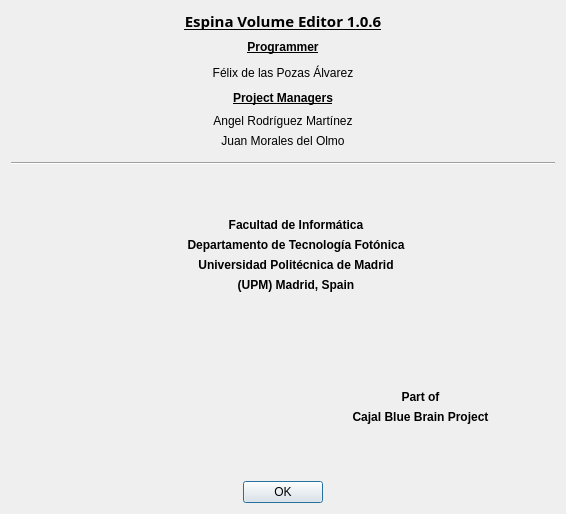
Before: the Qt Designer form QtAbout.ui in FelixdelasPozas/EspinaVolumeEditor, drawn with Qt 5.
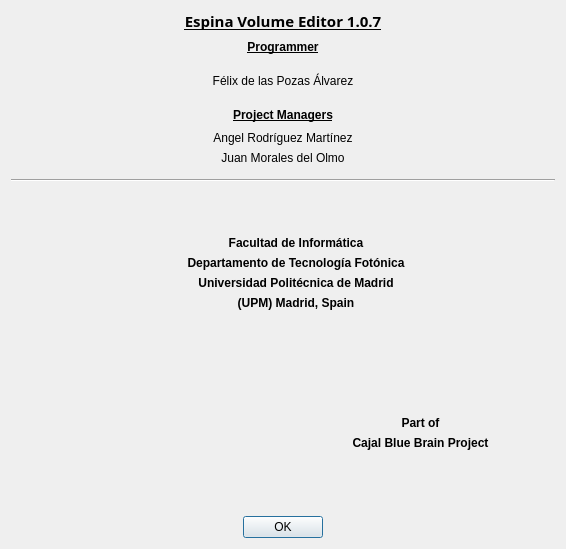
After: the same form once the commit is applied. Icons and pictures are not drawn.

Commit message: (Release 1.0.7) Disabled MultiBlockDataSet implementation in VoxelVolumeRender and went back to the old 1 pipeline per segmentation. A very few bugfixes.

The edit to the form file:
```diff
--- a/QtAbout.ui
+++ b/QtAbout.ui
@@ -10,7 +10,7 @@
     <x>0</x>
     <y>0</y>
     <width>566</width>
-    <height>514</height>
+    <height>549</height>
    </rect>
   </property>
   <property name="sizePolicy">
@@ -59,7 +59,7 @@
         </font>
        </property>
        <property name="text">
-        <string>Espina Volume Editor 1.0.6</string>
+        <string>Espina Volume Editor 1.0.7</string>
        </property>
        <property name="alignment">
         <set>Qt::AlignCenter</set>
```
The commit also changes 3 other files.
